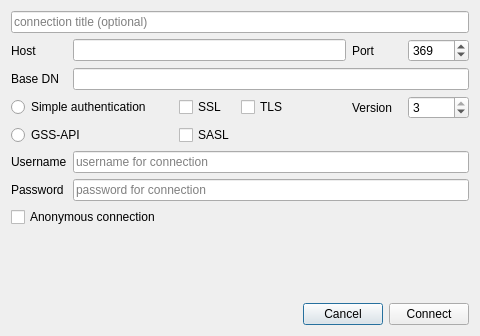
First picture: the form in editor/connectiondialog.ui, repository Shcherbich/QLdapEditor, before the edit.
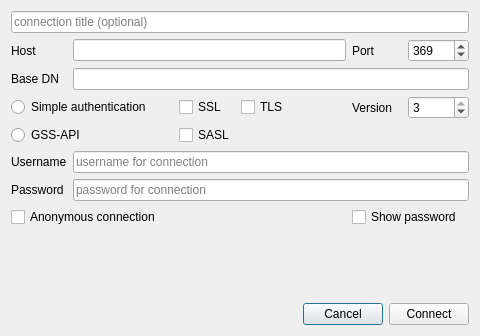
Second picture: the form after the edit.

Commit message: -set version 0.4.9 -add 'Show password' check to connection dialog -update show icons at ldap tree

```diff
--- a/editor/connectiondialog.ui
+++ b/editor/connectiondialog.ui
@@ -178,6 +178,13 @@
        </property>
       </widget>
      </item>
+     <item row="6" column="6" colspan="2">
+      <widget class="QCheckBox" name="showPasswordCheck">
+       <property name="text">
+        <string>Show password</string>
+       </property>
+      </widget>
+     </item>
     </layout>
    </item>
    <item>
```
The commit also changes 6 other files.
